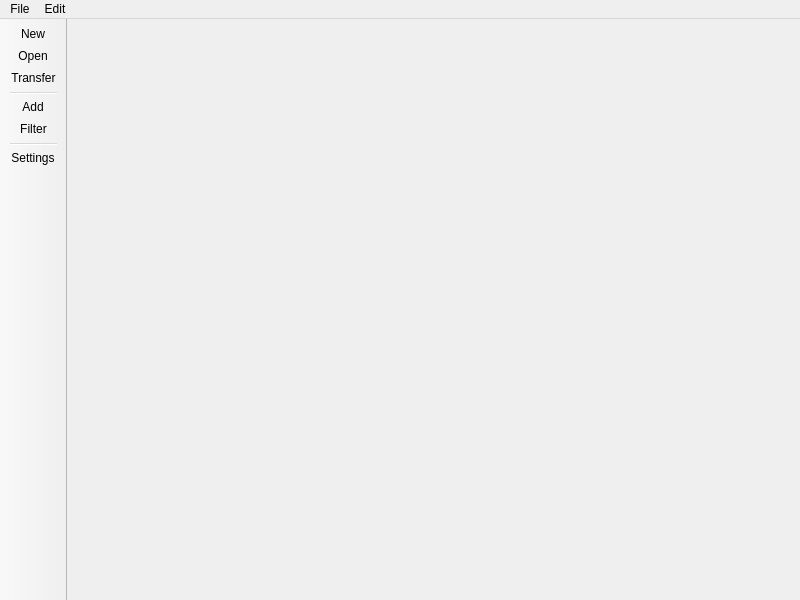
Qt form src/mainwindow.ui (the-last-code-bender/T_Plan) before a commit.
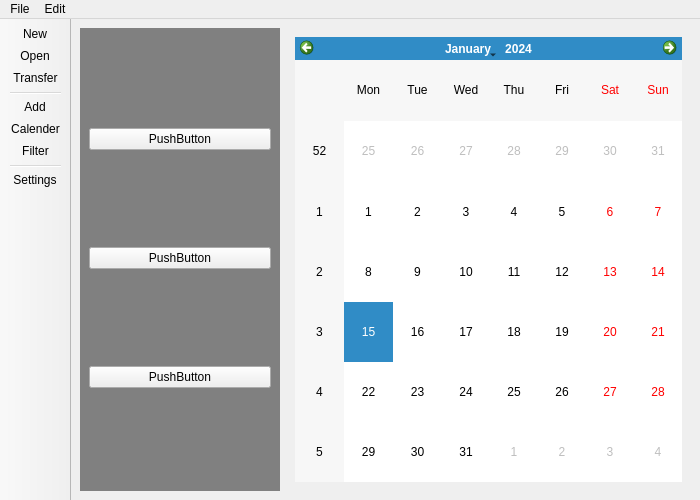
The same form after that commit. The open tabs and pages were chosen to show the change. Icons and pictures are not drawn.

Patch:
```diff
--- a/src/mainwindow.ui
+++ b/src/mainwindow.ui
@@ -9,10 +9,16 @@
    <rect>
     <x>0</x>
     <y>0</y>
-    <width>800</width>
-    <height>600</height>
+    <width>700</width>
+    <height>500</height>
    </rect>
   </property>
+  <property name="minimumSize">
+   <size>
+    <width>700</width>
+    <height>500</height>
+   </size>
+  </property>
   <property name="windowTitle">
    <string>TPlan</string>
   </property>
@@ -20,13 +26,77 @@
    <iconset resource="resource.qrc">
     <normaloff>:/icons/resource/icons/check.png</normaloff>:/icons/resource/icons/check.png</iconset>
   </property>
-  <widget class="QWidget" name="centralwidget"/>
+  <widget class="QWidget" name="centralwidget">
+   <layout class="QHBoxLayout" name="horizontalLayout" stretch="2,8">
+    <item>
+     <widget class="QWidget" name="widget" native="true">
+      <property name="minimumSize">
+       <size>
+        <width>200</width>
+        <height>0</height>
+       </size>
+      </property>
+      <property name="autoFillBackground">
+       <bool>false</bool>
+      </property>
+      <property name="styleSheet">
+       <string notr="true">QWidget #widget{
+background-color: gray;
+}</string>
+      </property>
+      <layout class="QVBoxLayout" name="verticalLayout">
+       <item>
+        <widget class="QPushButton" name="pushButton_2">
+         <property name="text">
+          <string>PushButton</string>
+         </property>
+        </widget>
+       </item>
+       <item>
+        <widget class="QPushButton" name="pushButton_3">
+         <property name="text">
+          <string>PushButton</string>
+         </property>
+        </widget>
+       </item>
+       <item>
+        <widget class="QPushButton" name="pushButton">
+         <property name="text">
+          <string>PushButton</string>
+         </property>
+        </widget>
+       </item>
+      </layout>
+     </widget>
+    </item>
+    <item>
+     <widget class="QStackedWidget" name="stackedWidget">
+      <property name="minimumSize">
+       <size>
+        <width>400</width>
+        <height>0</height>
+       </size>
+      </property>
+      <widget class="QWidget" name="page">
+       <layout class="QVBoxLayout" name="verticalLayout_3"/>
+      </widget>
+      <widget class="QWidget" name="page_2">
+       <layout class="QHBoxLayout" name="horizontalLayout_3">
+        <item>
+         <widget class="QCalendarWidget" name="calendarWidget"/>
+        </item>
+       </layout>
+      </widget>
+     </widget>
+    </item>
+   </layout>
+  </widget>
   <widget class="QMenuBar" name="menuBar">
    <property name="geometry">
     <rect>
      <x>0</x>
      <y>0</y>
-     <width>800</width>
+     <width>700</width>
      <height>20</height>
     </rect>
    </property>
@@ -79,6 +149,7 @@
    <addaction name="actionTransfer"/>
    <addaction name="separator"/>
    <addaction name="actionAdd"/>
+   <addaction name="actionCalender"/>
    <addaction name="actionFilter"/>
    <addaction name="separator"/>
    <addaction name="actionSettings"/>
@@ -152,6 +223,15 @@
     <string>Settings</string>
    </property>
   </action>
+  <action name="actionCalender">
+   <property name="icon">
+    <iconset resource="resource.qrc">
+     <normaloff>:/icons/resource/icons/calendar.png</normaloff>:/icons/resource/icons/calendar.png</iconset>
+   </property>
+   <property name="text">
+    <string>Calender</string>
+   </property>
+  </action>
  </widget>
  <resources>
   <include location="resource.qrc"/>
```
Left out of the diff: 1 changed line with no effect on the pictures.
